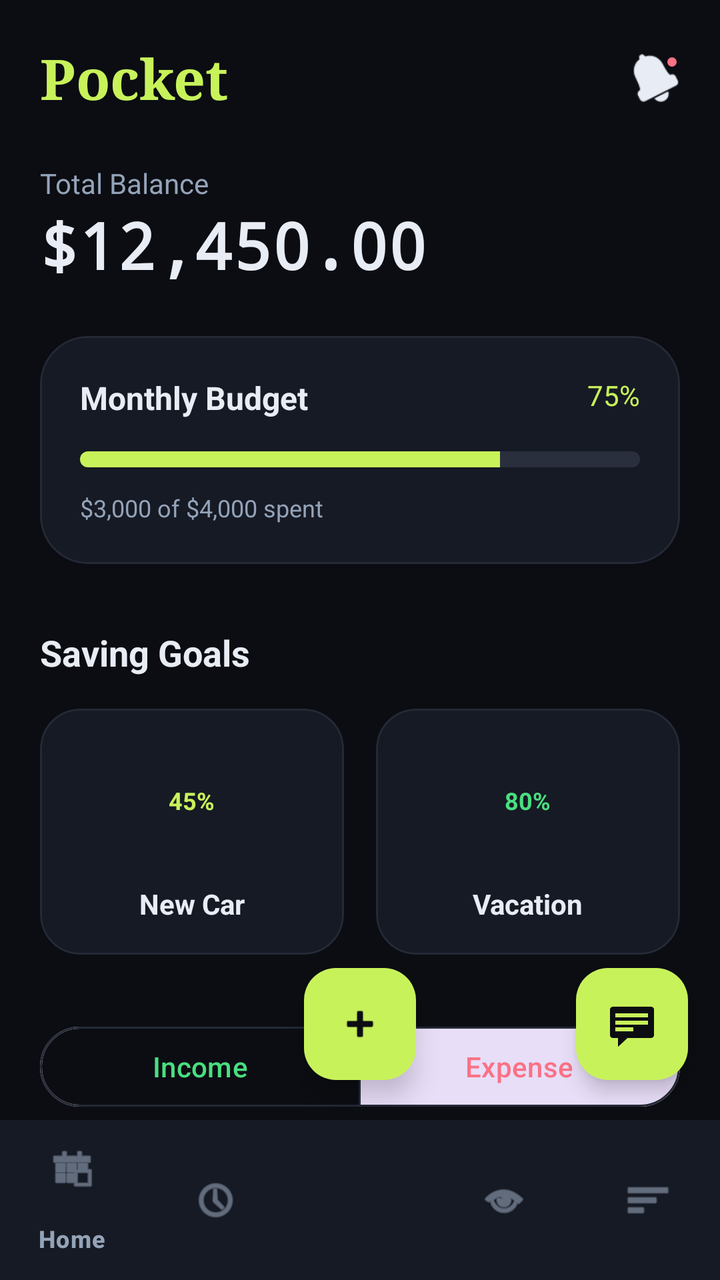
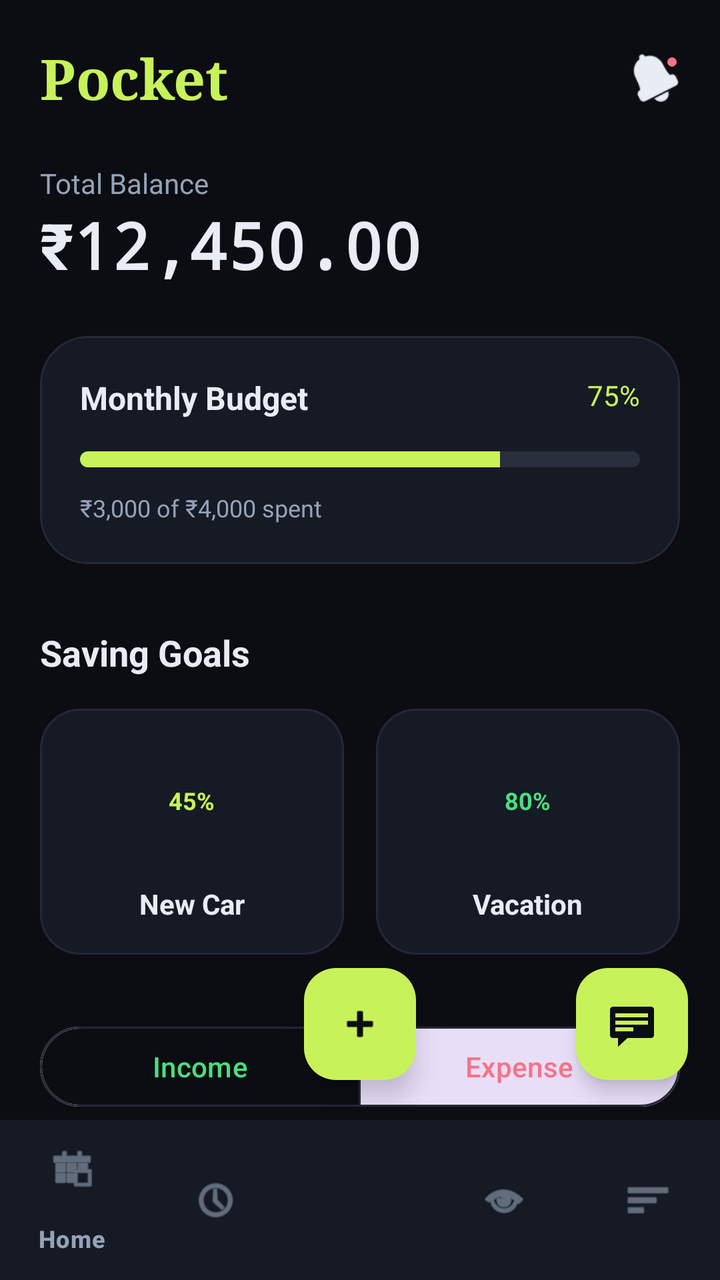

Screens rendered from an Android XML layout before and after an edit, with the pre-edit source and the edit as a unified diff.
<!-- AndroidManifest.xml: application theme Theme.Moneymap -->
<!-- res/layout/activity_dashboard.xml -->
<?xml version="1.0" encoding="utf-8"?>
<androidx.coordinatorlayout.widget.CoordinatorLayout xmlns:android="http://schemas.android.com/apk/res/android"
    xmlns:app="http://schemas.android.com/apk/res-auto"
    xmlns:tools="http://schemas.android.com/tools"
    android:layout_width="match_parent"
    android:layout_height="match_parent"
    android:background="@color/bg_dark">

    <androidx.core.widget.NestedScrollView
        android:layout_width="match_parent"
        android:layout_height="match_parent"
        android:paddingBottom="80dp">

        <LinearLayout
            android:layout_width="match_parent"
            android:layout_height="wrap_content"
            android:orientation="vertical"
            android:padding="20dp">

            
            <RelativeLayout
                android:layout_width="match_parent"
                android:layout_height="wrap_content">

                <TextView
                    android:id="@+id/logo"
                    android:layout_width="wrap_content"
                    android:layout_height="wrap_content"
                    android:fontFamily="serif"
                    android:text="Pocket"
                    android:textColor="@color/accent_lime"
                    android:textSize="28sp"
                    android:textStyle="bold" />

                
                <FrameLayout
                    android:layout_width="wrap_content"
                    android:layout_height="wrap_content"
                    android:layout_alignParentEnd="true"
                    android:layout_centerVertical="true">

                    <ImageView
                        android:layout_width="24dp"
                        android:layout_height="24dp"
                        android:src="@android:drawable/ic_popup_reminder"
                        app:tint="@color/text_primary" />

                    <View
                        android:layout_width="8dp"
                        android:layout_height="8dp"
                        android:layout_gravity="top|end"
                        android:background="@drawable/badge_dot" />
                </FrameLayout>
            </RelativeLayout>

            
            <TextView
                android:layout_width="wrap_content"
                android:layout_height="wrap_content"
                android:layout_marginTop="24dp"
                android:text="Total Balance"
                android:textColor="@color/text_muted"
                android:textSize="14sp" />

            <TextView
                android:layout_width="wrap_content"
                android:layout_height="wrap_content"
                android:fontFamily="monospace"
                android:text="$12,450.00"
                android:textColor="@color/text_primary"
                android:textSize="32sp"
                android:textStyle="bold" />

            
            <com.google.android.material.card.MaterialCardView
                android:layout_width="match_parent"
                android:layout_height="wrap_content"
                android:layout_marginTop="24dp"
                app:cardBackgroundColor="@color/surface_card"
                app:cardCornerRadius="24dp"
                app:strokeColor="@color/border_color"
                app:strokeWidth="1dp">

                <LinearLayout
                    android:layout_width="match_parent"
                    android:layout_height="wrap_content"
                    android:orientation="vertical"
                    android:padding="20dp">

                    <RelativeLayout
                        android:layout_width="match_parent"
                        android:layout_height="wrap_content">

                        <TextView
                            android:layout_width="wrap_content"
                            android:layout_height="wrap_content"
                            android:text="Monthly Budget"
                            android:textColor="@color/text_primary"
                            android:textSize="16sp"
                            android:textStyle="bold" />

                        <TextView
                            android:layout_width="wrap_content"
                            android:layout_height="wrap_content"
                            android:layout_alignParentEnd="true"
                            android:text="75%"
                            android:textColor="@color/accent_lime"
                            android:textSize="14sp" />
                    </RelativeLayout>

                    
                    <ProgressBar
                        style="@style/Widget.AppCompat.ProgressBar.Horizontal"
                        android:layout_width="match_parent"
                        android:layout_height="8dp"
                        android:layout_marginTop="16dp"
                        android:progress="75"
                        android:progressDrawable="@drawable/budget_progress_drawable" />

                    <TextView
                        android:layout_width="wrap_content"
                        android:layout_height="wrap_content"
                        android:layout_marginTop="12dp"
                        android:text="$3,000 of $4,000 spent"
                        android:textColor="@color/text_muted"
                        android:textSize="12sp" />

                </LinearLayout>
            </com.google.android.material.card.MaterialCardView>

            
            <TextView
                android:layout_width="wrap_content"
                android:layout_height="wrap_content"
                android:layout_marginTop="32dp"
                android:text="Saving Goals"
                android:textColor="@color/text_primary"
                android:textSize="18sp"
                android:textStyle="bold" />

            <LinearLayout
                android:layout_width="match_parent"
                android:layout_height="wrap_content"
                android:layout_marginTop="16dp"
                android:orientation="horizontal">

                <com.google.android.material.card.MaterialCardView
                    android:layout_width="0dp"
                    android:layout_height="wrap_content"
                    android:layout_marginEnd="8dp"
                    android:layout_weight="1"
                    app:cardBackgroundColor="@color/surface_card"
                    app:cardCornerRadius="20dp"
                    app:strokeColor="@color/border_color"
                    app:strokeWidth="1dp">

                    <LinearLayout
                        android:layout_width="match_parent"
                        android:layout_height="wrap_content"
                        android:gravity="center"
                        android:orientation="vertical"
                        android:padding="16dp">

                        <FrameLayout
                            android:layout_width="60dp"
                            android:layout_height="60dp">
                            <ProgressBar
                                android:layout_width="60dp"
                                android:layout_height="60dp"
                                android:indeterminate="false"
                                android:max="100"
                                android:progress="45"
                                android:progressDrawable="@drawable/goal_ring_drawable"
                                style="?android:attr/progressBarStyleLarge" />
                            <TextView
                                android:layout_width="wrap_content"
                                android:layout_height="wrap_content"
                                android:layout_gravity="center"
                                android:text="45%"
                                android:textColor="@color/accent_lime"
                                android:textSize="12sp"
                                android:textStyle="bold" />
                        </FrameLayout>

                        <TextView
                            android:layout_width="wrap_content"
                            android:layout_height="wrap_content"
                            android:layout_marginTop="12dp"
                            android:text="New Car"
                            android:textColor="@color/text_primary"
                            android:textSize="14sp"
                            android:textStyle="bold" />
                    </LinearLayout>
                </com.google.android.material.card.MaterialCardView>

                <com.google.android.material.card.MaterialCardView
                    android:layout_width="0dp"
                    android:layout_height="wrap_content"
                    android:layout_marginStart="8dp"
                    android:layout_weight="1"
                    app:cardBackgroundColor="@color/surface_card"
                    app:cardCornerRadius="20dp"
                    app:strokeColor="@color/border_color"
                    app:strokeWidth="1dp">

                    <LinearLayout
                        android:layout_width="match_parent"
                        android:layout_height="wrap_content"
                        android:gravity="center"
                        android:orientation="vertical"
                        android:padding="16dp">

                        <FrameLayout
                            android:layout_width="60dp"
                            android:layout_height="60dp">
                            <ProgressBar
                                android:layout_width="60dp"
                                android:layout_height="60dp"
                                android:indeterminate="false"
                                android:max="100"
                                android:progress="80"
                                android:progressDrawable="@drawable/goal_ring_drawable_alt"
                                style="?android:attr/progressBarStyleLarge" />
                            <TextView
                                android:layout_width="wrap_content"
                                android:layout_height="wrap_content"
                                android:layout_gravity="center"
                                android:text="80%"
                                android:textColor="@color/income_green"
                                android:textSize="12sp"
                                android:textStyle="bold" />
                        </FrameLayout>

                        <TextView
                            android:layout_width="wrap_content"
                            android:layout_height="wrap_content"
                            android:layout_marginTop="12dp"
                            android:text="Vacation"
                            android:textColor="@color/text_primary"
                            android:textSize="14sp"
                            android:textStyle="bold" />
                    </LinearLayout>
                </com.google.android.material.card.MaterialCardView>

            </LinearLayout>

            
            <com.google.android.material.button.MaterialButtonToggleGroup
                android:id="@+id/toggleGroup"
                android:layout_width="match_parent"
                android:layout_height="wrap_content"
                android:layout_marginTop="32dp"
                app:checkedButton="@+id/btn_expense"
                app:singleSelection="true">

                <com.google.android.material.button.MaterialButton
                    android:id="@+id/btn_income"
                    style="@style/Widget.Material3.Button.OutlinedButton"
                    android:layout_width="0dp"
                    android:layout_height="wrap_content"
                    android:layout_weight="1"
                    android:text="Income"
                    android:textColor="@color/income_green"
                    app:strokeColor="@color/border_color" />

                <com.google.android.material.button.MaterialButton
                    android:id="@+id/btn_expense"
                    style="@style/Widget.Material3.Button.OutlinedButton"
                    android:layout_width="0dp"
                    android:layout_height="wrap_content"
                    android:layout_weight="1"
                    android:text="Expense"
                    android:textColor="@color/expense_red"
                    app:strokeColor="@color/border_color" />
            </com.google.android.material.button.MaterialButtonToggleGroup>

            
            <TextView
                android:layout_width="wrap_content"
                android:layout_height="wrap_content"
                android:layout_marginTop="32dp"
                android:text="Recent Transactions"
                android:textColor="@color/text_primary"
                android:textSize="18sp"
                android:textStyle="bold" />

            
            <LinearLayout
                android:layout_width="match_parent"
                android:layout_height="wrap_content"
                android:layout_marginTop="16dp"
                android:background="@drawable/transaction_item_bg"
                android:gravity="center_vertical"
                android:padding="16dp">

                
                <FrameLayout
                    android:layout_width="48dp"
                    android:layout_height="48dp"
                    android:background="@drawable/category_chip_bg">
                    <ImageView
                        android:layout_width="24dp"
                        android:layout_height="24dp"
                        android:layout_gravity="center"
                        android:src="@android:drawable/ic_menu_slideshow"
                        app:tint="@color/accent_lime" />
                </FrameLayout>

                <LinearLayout
                    android:layout_width="0dp"
                    android:layout_height="wrap_content"
                    android:layout_marginStart="16dp"
                    android:layout_weight="1"
                    android:orientation="vertical">

                    <TextView
                        android:layout_width="wrap_content"
                        android:layout_height="wrap_content"
                        android:text="Netflix Subscription"
                        android:textColor="@color/text_primary"
                        android:textSize="14sp"
                        android:textStyle="bold" />

                    <TextView
                        android:layout_width="wrap_content"
                        android:layout_height="wrap_content"
                        android:text="Entertainment • 2h ago"
                        android:textColor="@color/text_muted"
                        android:textSize="12sp" />
                </LinearLayout>

                <TextView
                    android:layout_width="wrap_content"
                    android:layout_height="wrap_content"
                    android:text="-$15.99"
                    android:textColor="@color/expense_red"
                    android:textSize="16sp"
                    android:textStyle="bold" />
            </LinearLayout>

            
            <LinearLayout
                android:layout_width="match_parent"
                android:layout_height="wrap_content"
                android:layout_marginTop="12dp"
                android:background="@drawable/transaction_item_bg"
                android:gravity="center_vertical"
                android:padding="16dp">

                <FrameLayout
                    android:layout_width="48dp"
                    android:layout_height="48dp"
                    android:background="@drawable/category_chip_bg_income">
                    <ImageView
                        android:layout_width="24dp"
                        android:layout_height="24dp"
                        android:layout_gravity="center"
                        android:src="@android:drawable/ic_menu_myplaces"
                        app:tint="@color/income_green" />
                </FrameLayout>

                <LinearLayout
                    android:layout_width="0dp"
                    android:layout_height="wrap_content"
                    android:layout_marginStart="16dp"
                    android:layout_weight="1"
                    android:orientation="vertical">

                    <TextView
                        android:layout_width="wrap_content"
                        android:layout_height="wrap_content"
                        android:text="Salary Bonus"
                        android:textColor="@color/text_primary"
                        android:textSize="14sp"
                        android:textStyle="bold" />

                    <TextView
                        android:layout_width="wrap_content"
                        android:layout_height="wrap_content"
                        android:text="Work • Yesterday"
                        android:textColor="@color/text_muted"
                        android:textSize="12sp" />
                </LinearLayout>

                <TextView
                    android:layout_width="wrap_content"
                    android:layout_height="wrap_content"
                    android:text="+$500.00"
                    android:textColor="@color/income_green"
                    android:textSize="16sp"
                    android:textStyle="bold" />
            </LinearLayout>

        </LinearLayout>
    </androidx.core.widget.NestedScrollView>

    
    <com.google.android.material.floatingactionbutton.FloatingActionButton
        android:id="@+id/fab_add"
        android:layout_width="wrap_content"
        android:layout_height="wrap_content"
        android:layout_gravity="bottom|center"
        android:layout_marginBottom="100dp"
        android:src="@android:drawable/ic_input_add"
        app:backgroundTint="@color/accent_lime"
        app:elevation="8dp"
        app:tint="@color/bg_dark" />

    
    <com.google.android.material.floatingactionbutton.FloatingActionButton
        android:id="@+id/fab_chatbot"
        android:layout_width="wrap_content"
        android:layout_height="wrap_content"
        android:layout_gravity="bottom|end"
        android:layout_marginEnd="16dp"
        android:layout_marginBottom="100dp"
        android:src="@android:drawable/stat_notify_chat"
        app:backgroundTint="@color/accent_lime"
        app:tint="@color/bg_dark" />

    
    <com.google.android.material.bottomnavigation.BottomNavigationView
        android:id="@+id/bottom_navigation"
        android:layout_width="match_parent"
        android:layout_height="80dp"
        android:layout_gravity="bottom"
        android:background="@color/surface_card"
        app:itemIconTint="@color/text_muted"
        app:itemTextColor="@color/text_muted"
        app:menu="@menu/bottom_nav_menu" />

</androidx.coordinatorlayout.widget.CoordinatorLayout>
<!-- resources referenced by this layout -->
<resources>
  <color name="accent_lime">#C8F25A</color>
  <color name="bg_dark">#0B0D12</color>
  <color name="border_color">#242936</color>
  <color name="expense_red">#FB7185</color>
  <color name="income_green">#4ADE80</color>
  <color name="surface_card">#161A24</color>
  <color name="text_muted">#94A3B8</color>
  <color name="text_primary">#E8ECF4</color>
  <!-- drawable badge_dot (drawable) -->
  <?xml version="1.0" encoding="utf-8"?>
  <shape xmlns:android="http://schemas.android.com/apk/res/android"
      android:shape="oval">
      <solid android:color="@color/expense_red" />
      <stroke android:width="1.5dp" android:color="@color/bg_dark" />
  </shape>
  <!-- drawable budget_progress_drawable (drawable) -->
  <?xml version="1.0" encoding="utf-8"?>
  <layer-list xmlns:android="http://schemas.android.com/apk/res/android">
      <item android:id="@android:id/background">
          <shape>
              <corners android:radius="4dp" />
              <solid android:color="#2A2F3E" />
          </shape>
      </item>
      <item android:id="@android:id/progress">
          <clip>
              <shape>
                  <corners android:radius="4dp" />
                  <solid android:color="@color/accent_lime" />
              </shape>
          </clip>
      </item>
  </layer-list>
  <!-- drawable category_chip_bg (drawable) -->
  <?xml version="1.0" encoding="utf-8"?>
  <shape xmlns:android="http://schemas.android.com/apk/res/android">
      <solid android:color="#2A2F3E" />
      <corners android:radius="12dp" />
  </shape>
  <!-- drawable category_chip_bg_income (drawable) -->
  <?xml version="1.0" encoding="utf-8"?>
  <shape xmlns:android="http://schemas.android.com/apk/res/android">
      <solid android:color="#1A5AF2C8" />
      <corners android:radius="12dp" />
  </shape>
  <!-- drawable goal_ring_drawable (drawable) -->
  <?xml version="1.0" encoding="utf-8"?>
  <layer-list xmlns:android="http://schemas.android.com/apk/res/android">
      <item>
          <shape
              android:shape="ring"
              android:thickness="4dp"
              android:useLevel="false">
              <solid android:color="#2A2F3E" />
          </shape>
      </item>
      <item>
          <rotate
              android:fromDegrees="270"
              android:toDegrees="270">
              <shape
                  android:shape="ring"
                  android:thickness="4dp"
                  android:useLevel="true">
                  <solid android:color="@color/accent_lime" />
              </shape>
          </rotate>
      </item>
  </layer-list>
  <!-- drawable transaction_item_bg (drawable) -->
  <?xml version="1.0" encoding="utf-8"?>
  <shape xmlns:android="http://schemas.android.com/apk/res/android">
      <solid android:color="@color/surface_card" />
      <corners android:radius="16dp" />
      <stroke android:width="1dp" android:color="@color/border_color" />
  </shape>
  <style name="Theme.Moneymap" parent="Base.Theme.Moneymap" />
  <style name="Base.Theme.Moneymap" parent="Theme.Material3.DayNight.NoActionBar">
          
          <item name="colorPrimary">@color/accent_lime</item>
          <item name="android:windowBackground">@color/bg_dark</item>
          <item name="android:statusBarColor">@color/bg_dark</item>
          <item name="android:navigationBarColor">@color/surface_card</item>
  
          
          <item name="android:textColorPrimary">@color/text_primary</item>
          <item name="android:textColorSecondary">@color/text_muted</item>
      </style>
  <!-- unchanged entries left out for length: 1 -->
</resources>

<!-- the commit's change to res/layout/activity_dashboard.xml (unified diff, before → after) -->
@@ -66,7 +66,7 @@
                 android:layout_width="wrap_content"
                 android:layout_height="wrap_content"
                 android:fontFamily="monospace"
-                android:text="$12,450.00"
+                android:text="₹12,450.00"
                 android:textColor="@color/text_primary"
                 android:textSize="32sp"
                 android:textStyle="bold" />
@@ -121,7 +121,7 @@
                         android:layout_width="wrap_content"
                         android:layout_height="wrap_content"
                         android:layout_marginTop="12dp"
-                        android:text="$3,000 of $4,000 spent"
+                        android:text="₹3,000 of ₹4,000 spent"
                         android:textColor="@color/text_muted"
                         android:textSize="12sp" />
 
@@ -332,7 +332,7 @@
                 <TextView
                     android:layout_width="wrap_content"
                     android:layout_height="wrap_content"
-                    android:text="-$15.99"
+                    android:text="-₹15.99"
                     android:textColor="@color/expense_red"
                     android:textSize="16sp"
                     android:textStyle="bold" />
@@ -385,7 +385,7 @@
                 <TextView
                     android:layout_width="wrap_content"
                     android:layout_height="wrap_content"
-                    android:text="+$500.00"
+                    android:text="+₹500.00"
                     android:textColor="@color/income_green"
                     android:textSize="16sp"
                     android:textStyle="bold" />
